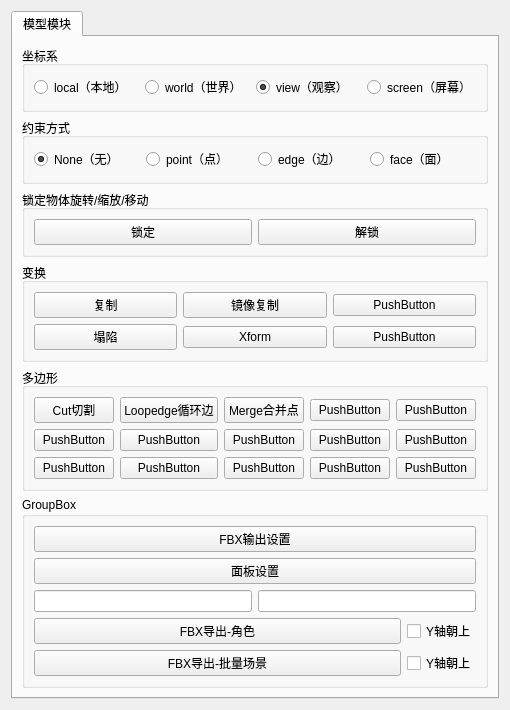
Old version of the form ui/ui.ui in the repository fxcfxcfxc/MaxTool_FastModeing.
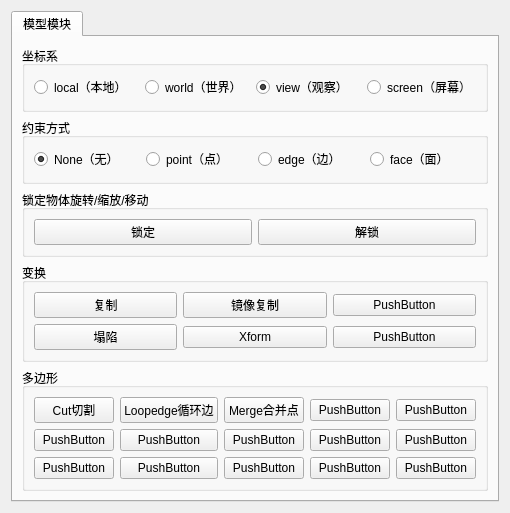
New version of the form.

Patch:
```diff
--- a/ui/ui.ui
+++ b/ui/ui.ui
@@ -6,8 +6,8 @@
    <rect>
     <x>0</x>
     <y>0</y>
-    <width>363</width>
-    <height>456</height>
+    <width>484</width>
+    <height>434</height>
    </rect>
   </property>
   <property name="windowTitle">
@@ -292,79 +292,6 @@
          </layout>
         </widget>
        </item>
-       <item>
-        <widget class="QGroupBox" name="groupBox_6">
-         <property name="title">
-          <string>GroupBox</string>
-         </property>
-         <layout class="QVBoxLayout" name="verticalLayout_2">
-          <item>
-           <layout class="QVBoxLayout" name="verticalLayout">
-            <item>
-             <widget class="QPushButton" name="pushButton_24">
-              <property name="text">
-               <string>FBX输出设置</string>
-              </property>
-             </widget>
-            </item>
-            <item>
-             <widget class="QPushButton" name="pushButton_23">
-              <property name="text">
-               <string>面板设置</string>
-              </property>
-             </widget>
-            </item>
-            <item>
-             <layout class="QHBoxLayout" name="horizontalLayout_7">
-              <item>
-               <widget class="QLineEdit" name="lineEdit"/>
-              </item>
-              <item>
-               <widget class="QLineEdit" name="lineEdit_2"/>
-              </item>
-             </layout>
-            </item>
-           </layout>
-          </item>
-          <item>
-           <layout class="QHBoxLayout" name="horizontalLayout_5" stretch="1,0">
-            <item>
-             <widget class="QPushButton" name="pushButton_26">
-              <property name="text">
-               <string>FBX导出-角色</string>
-              </property>
-             </widget>
-            </item>
-            <item>
-             <widget class="QCheckBox" name="checkBox">
-              <property name="text">
-               <string>Y轴朝上</string>
-              </property>
-             </widget>
-            </item>
-           </layout>
-          </item>
-          <item>
-           <layout class="QHBoxLayout" name="horizontalLayout_6" stretch="1,0">
-            <item>
-             <widget class="QPushButton" name="pushButton_27">
-              <property name="text">
-               <string>FBX导出-批量场景</string>
-              </property>
-             </widget>
-            </item>
-            <item>
-             <widget class="QCheckBox" name="checkBox_2">
-              <property name="text">
-               <string>Y轴朝上</string>
-              </property>
-             </widget>
-            </item>
-           </layout>
-          </item>
-         </layout>
-        </widget>
-       </item>
       </layout>
      </widget>
     </widget>
```
